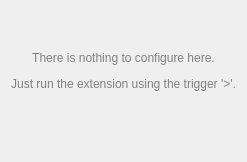
albertlauncher/albert, file src/plugins/terminal/configwidget.ui: the form before one commit.
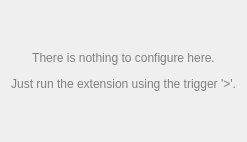
The form after the commit.

Commit message:
[Terminal] Dont show suggestions.
This means there will be nothing indexed. Not indexing aliases means
there is no interactive shell running in a non interactive environment.
Fixes #419.

```diff
--- a/src/plugins/terminal/configwidget.ui
+++ b/src/plugins/terminal/configwidget.ui
@@ -39,9 +39,6 @@
      </property>
     </spacer>
    </item>
-   <item>
-    <widget class="QLabel" name="label_statusbar"/>
-   </item>
   </layout>
  </widget>
  <resources/>
```
The commit also changes 2 other files.
